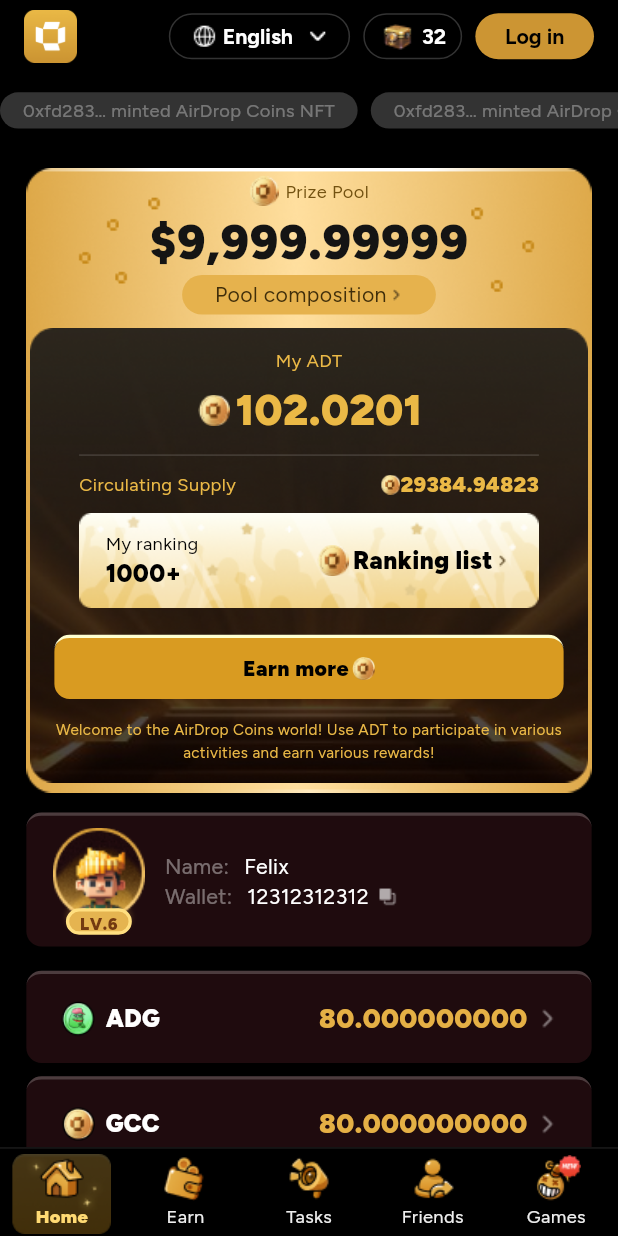
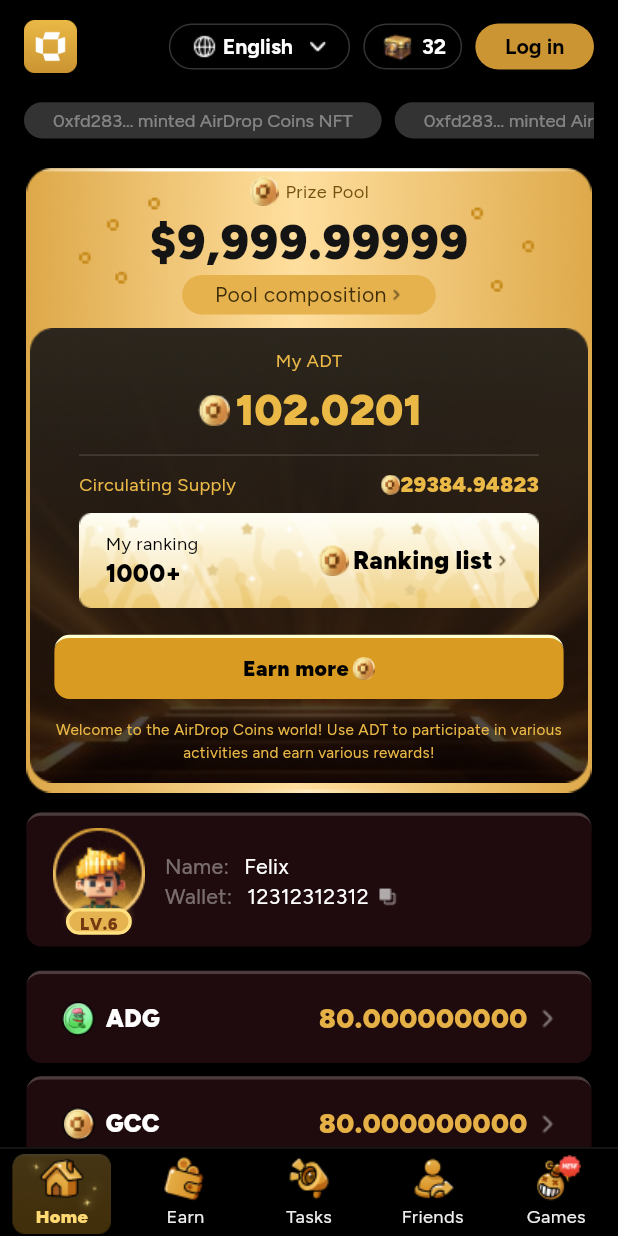
Before and after one commit to fuibox/airdrop-token-flutter, a Flutter app: the screen it shows after launch, on a phone screen of 412 x 824 dp. Run offline on Flutter 3.47's test engine with Material 3 defaults, Android fonts, the light colour scheme and no system bars; our stand-ins replace country_code_picker, dio, easy_refresh, fluro, flutter_screenutil, flutter_smart_dialog and 4 more.

Commit message:
feat:global_notification

```diff
--- /dev/null
+++ b/lib/controllers/notification_controller.dart
@@ -0,0 +1,51 @@
+import 'package:get/get.dart';
+import 'dart:async';
+
+class NotificationController extends GetxController {
+  RxList<String> items = <String>[
+    '0xfd283… minted AirDrop Coins NFT',
+    '0xfd283… minted AirDrop Coins NFT',
+    '0xfd283… minted AirDrop Coins NFT',
+    '0xfd283… minted AirDrop Coins NFT',
+    '0xfd283… minted AirDrop Coins NFT',
+  ].obs;
+
+  RxList<String> displayedItems = <String>[].obs;
+  Timer? _scrollTimer;
+
+  @override
+  void onInit() {
+    super.onInit();
+    _startAutoScroll();
+  }
+
+  void _startAutoScroll() {
+    _scrollTimer = Timer.periodic(Duration(seconds: 3), (timer) {
+      _rotateItems();
+    });
+  }
+
+  void _rotateItems() {
+    var firstItem = items.removeAt(0);
+    items.add(firstItem);
+    displayedItems.value = List.from(items);
+  }
+
+  void addItem(String item) {
+    items.add(item);
+  }
+
+  void removeItem(String item) {
+    items.remove(item);
+  }
+
+  void clearItems() {
+    items.clear();
+  }
+
+  @override
+  void onClose() {
+    _scrollTimer?.cancel();
+    super.onClose();
+  }
+}
--- a/lib/main.dart
+++ b/lib/main.dart
@@ -1,3 +1,4 @@
+import 'package:airdrop_flutter/controllers/notification_controller.dart';
 import 'package:flutter/material.dart';
 import 'package:flutter_screenutil/flutter_screenutil.dart';
 import 'package:flutter_smart_dialog/flutter_smart_dialog.dart';
@@ -14,6 +15,8 @@ void main() {
   AppPages.configureRoutes(router);
 
   RouteInterceptor.configureInterceptor(router);
+
+  Get.put(NotificationController());
 
   runApp(MyApp(router));
 }
--- a/lib/pages/home/home_assets_card.dart
+++ b/lib/pages/home/home_assets_card.dart
@@ -1,4 +1,6 @@
+import 'package:airdrop_flutter/controllers/notification_controller.dart';
 import 'package:airdrop_flutter/pages/home/home_list.dart';
+import 'package:airdrop_flutter/ui/global_notifiication.dart';
 import 'package:flutter/material.dart';
 import 'package:flutter_screenutil/flutter_screenutil.dart';
 import 'package:get/get.dart';
@@ -13,14 +15,11 @@ class HomeAssetsCardScreen extends StatefulWidget {
 
 class _HomeAssetsCardScreenState extends State<HomeAssetsCardScreen> {
   HomeController homeController = Get.put(HomeController());
+  final NotificationController notificationController = Get.find(); // 获取全局控制器
 
   @override
   void initState() {
     super.initState();
-    // 初始化 HomeController
-    homeController = Get.put(HomeController());
-    // 开始滚动
-    // homeController.startScrolling();
   }
 
   @override
@@ -35,41 +34,6 @@ class _HomeAssetsCardScreenState extends State<HomeAssetsCardScreen> {
                 // mainAxisAlignment: MainAxisAlignment.center,
                 crossAxisAlignment: CrossAxisAlignment.center,
                 children: [
-                  Obx(
-                    () {
-                      return SingleChildScrollView(
-                        scrollDirection: Axis.horizontal, // 横向滚动
-                        child: Row(
-                          children: [
-                            for (int i = 0;
-                                i < homeController.items.length;
-                                i++)
-                              Transform.translate(
-                                offset: Offset(homeController.offsetX.value, 0),
-                                child: Container(
-                                  alignment: Alignment.center,
-                                  width: 217.w,
-                                  height: 22.w,
-                                  margin: EdgeInsets.only(
-                                      bottom: 24.w, top: 12.w, right: 8.w),
-                                  decoration: BoxDecoration(
-                                    color: Color(0X33FFFFFF),
-                                    borderRadius: BorderRadius.circular(66.r),
-                                  ),
-                                  child: Text(
-                                    homeController.items[i],
-                                    style: TextStyle(
-                                        color: Color(0X55FFFFFF),
-                                        fontSize: 12.sp),
-                                  ),
-                                ),
-                              ),
-                          ],
-                        ),
-                      );
-                    },
-                  ),
-
                   Container(
                     width: 343.w,
                     height: 379.w,
--- a/lib/pages/home/home_leaderboard.dart
+++ b/lib/pages/home/home_leaderboard.dart
@@ -1,6 +1,3 @@
-import 'package:airdrop_flutter/routes/app_pages.dart';
-import 'package:airdrop_flutter/ui/assets_deposit_dialog.dart';
-import 'package:airdrop_flutter/utils/logger.dart';
 import 'package:flutter/material.dart';
 import 'package:flutter_screenutil/flutter_screenutil.dart';
 import 'package:get/get.dart';
--- /dev/null
+++ b/lib/ui/global_notifiication.dart
@@ -0,0 +1,97 @@
+import 'dart:async';
+import 'package:flutter/material.dart';
+
+class LoopScrollWidget extends StatefulWidget {
+  final List<List<dynamic>> items;
+  final double? rowHeight;
+  final Widget Function(BuildContext context, int rowIndex, int index)
+      itemBuilder;
+
+  const LoopScrollWidget({
+    Key? key,
+    this.rowHeight = 50,
+    required this.items,
+    required this.itemBuilder,
+  }) : super(key: key);
+
+  @override
+  LoopScrollWidgetState createState() => LoopScrollWidgetState();
+}
+
+class LoopScrollWidgetState extends State<LoopScrollWidget> {
+  late final List<ScrollController> _scrollControllers;
+  late final List<bool> _isScrollingList;
+  final double _scrollIncrement = 4.0;
+  final Duration _scrollDuration = const Duration(milliseconds: 50);
+  Timer? _scrollTimer;
+
+  @override
+  void initState() {
+    super.initState();
+    _scrollControllers =
+        List.generate(widget.items.length, (index) => ScrollController());
+    _isScrollingList = List.generate(widget.items.length, (index) => false);
+    WidgetsBinding.instance.addPostFrameCallback((_) {
+      _startAutoScroll();
+    });
+  }
+
+  @override
+  void dispose() {
+    _scrollTimer?.cancel();
+    for (var controller in _scrollControllers) {
+      controller.dispose();
+    }
+    super.dispose();
+  }
+
+  @override
+  Widget build(BuildContext context) {
+    return Column(
+      children: List.generate(widget.items.length, (rowIndex) {
+        return GestureDetector(
+          onPanDown: (_) => _isScrollingList[rowIndex] = true,
+          onPanEnd: (_) => _isScrollingList[rowIndex] = false,
+          onTapUp: (_) => _isScrollingList[rowIndex] = false,
+          child: NotificationListener<ScrollNotification>(
+            onNotification: (notification) {
+              if (notification is ScrollEndNotification) {
+                _isScrollingList[rowIndex] = false;
+              }
+              return false;
+            },
+            child: SizedBox(
+              height: widget.rowHeight,
+              child: ListView.builder(
+                controller: _scrollControllers[rowIndex],
+                physics: const BouncingScrollPhysics(),
+                scrollDirection: Axis.horizontal,
+                itemBuilder: (context, index) {
+                  final position = index % widget.items[rowIndex].length;
+                  return Row(
+                    children: [widget.itemBuilder(context, rowIndex, position)],
+                  );
+                },
+              ),
+            ),
+          ),
+        );
+      }),
+    );
+  }
+
+  void _startAutoScroll() {
+    _scrollTimer?.cancel();
+    _scrollTimer = Timer.periodic(_scrollDuration, (timer) {
+      for (var i = 0; i < _scrollControllers.length; i++) {
+        if (!_isScrollingList[i] && _scrollControllers[i].hasClients) {
+          _scrollControllers[i].animateTo(
+            _scrollControllers[i].offset + _scrollIncrement,
+            duration: _scrollDuration,
+            curve: Curves.linear,
+          );
+        }
+      }
+    });
+  }
+}
--- a/lib/widgets/top_nav.dart
+++ b/lib/widgets/top_nav.dart
@@ -1,4 +1,6 @@
+import 'package:airdrop_flutter/controllers/notification_controller.dart';
 import 'package:airdrop_flutter/routes/app_pages.dart';
+import 'package:airdrop_flutter/ui/global_notifiication.dart';
 import 'package:flutter/material.dart';
 import 'package:flutter_screenutil/flutter_screenutil.dart';
 import 'package:get/get.dart';
@@ -7,15 +9,22 @@ import '../utils/logger.dart';
 class TopNav extends StatelessWidget implements PreferredSizeWidget {
   @override
   final Size preferredSize;
+  final NotificationController notificationController = Get.find();
 
   TopNav({Key? key})
-      : preferredSize = Size.fromHeight(44.w),
+      : preferredSize = Size.fromHeight(102.w),
         super(key: key);
 
   @override
   Widget build(BuildContext context) {
     return AppBar(
-      title: Row(
+      toolbarHeight: 102.w,
+      title: Container(
+        child: Column(
+          children: [
+            Container(
+              height: 44.w,
+              child: Row(
                 mainAxisAlignment: MainAxisAlignment.spaceBetween,
                 children: [
                   Image.asset(
@@ -93,7 +102,8 @@ class TopNav extends StatelessWidget implements PreferredSizeWidget {
                             crossAxisAlignment: CrossAxisAlignment.center,
                             children: [
                               Padding(
-                        padding: EdgeInsets.only(left: 0.w, right: 3.8.w),
+                                padding:
+                                    EdgeInsets.only(left: 0.w, right: 3.8.w),
                                 child: Image.asset(
                                   'assets/images/nav_chest.png',
                                   width: 22.w,
@@ -143,6 +153,39 @@ class TopNav extends StatelessWidget implements PreferredSizeWidget {
                   ),
                 ],
               ),
+            ),
+            // notifiication
+            Container(
+              child: LoopScrollWidget(
+                items: [
+                  [for (var item in notificationController.items) item],
+                ],
+                itemBuilder: (context, rowIndex, index) {
+                  return Container(
+                      width: 217.w,
+                      height: 22.w,
+                      margin: EdgeInsets.only(right: 8.w),
+                      decoration: BoxDecoration(
+                          color: Color(0X33FFFFFF),
+                          borderRadius: BorderRadius.circular(30.r)),
+                      child: Row(
+                        mainAxisAlignment: MainAxisAlignment.center,
+                        children: [
+                          Text(
+                            notificationController.items[index],
+                            style: TextStyle(
+                              fontSize: 12.sp,
+                              color: Color(0X66FFFFFF),
+                            ),
+                          ),
+                        ],
+                      ));
+                },
+              ),
+            )
+          ],
+        ),
+      ),
       backgroundColor: const Color(0xFF000000),
       elevation: 0,
     );
```
Lines whose indentation alone changed are shown as unchanged.
